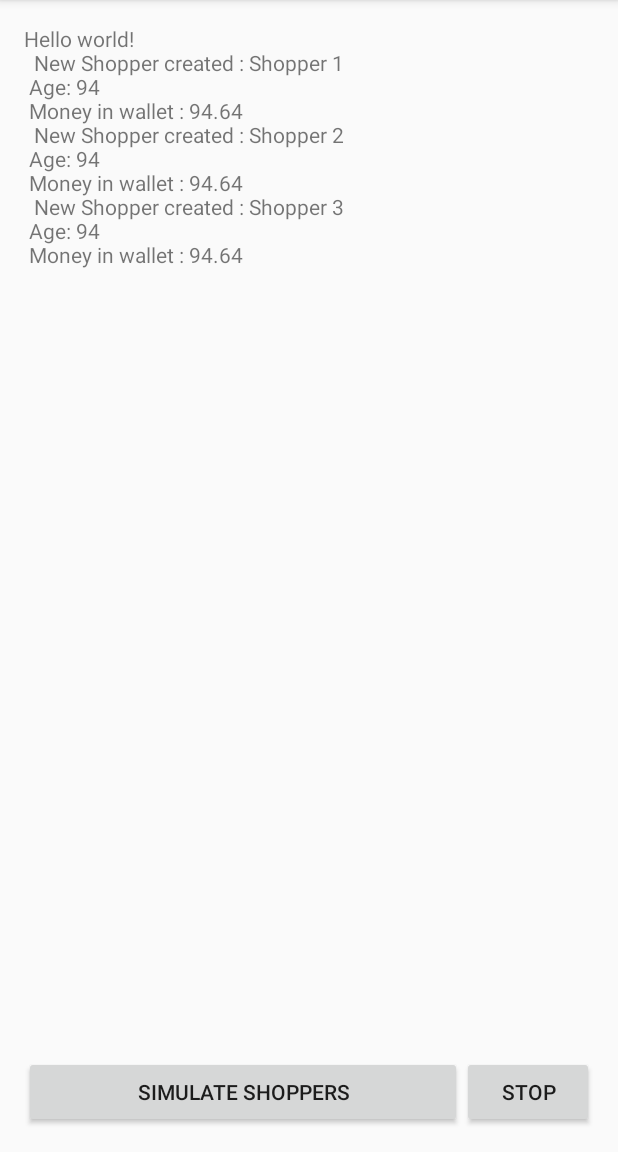
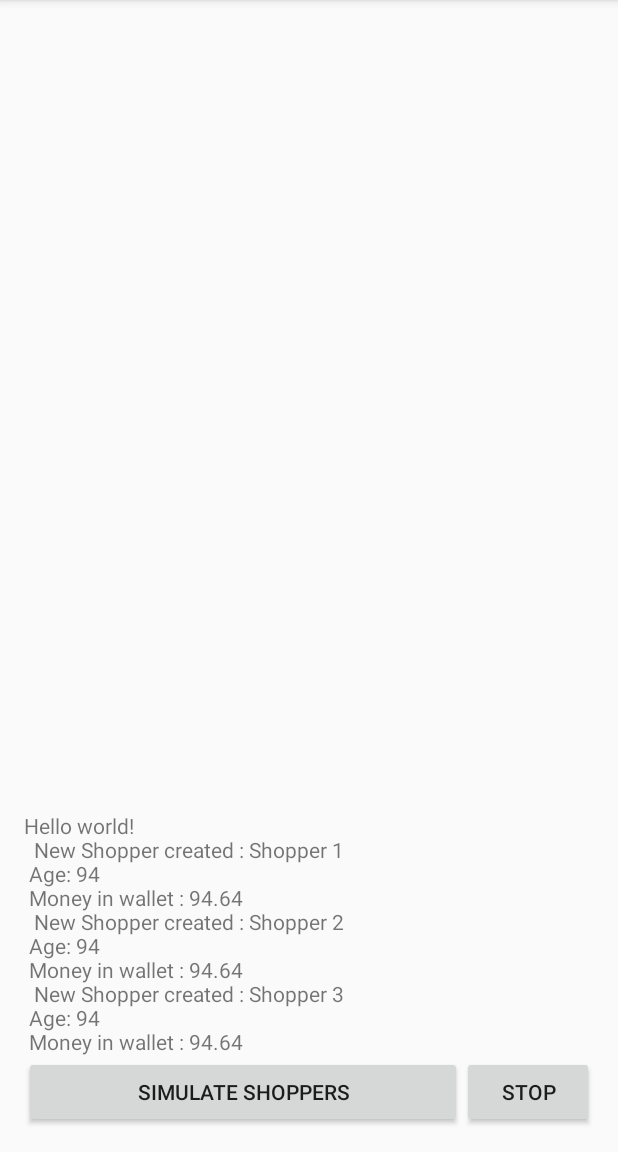
Before and after one commit to joebujok/RagsToRiches, an Android app: the screen it shows after launch (MainActivity), on a phone screen of 412 x 824 dp, the part 84-1236 px from its top. Run offline under Robolectric (Android 15) with nearby library versions, the phone set to English and light mode, and no system bars.

Commit message:
Updated scrolling method and resized text box

```diff
--- a/app/src/main/java/com/bujok/ragstoriches/MainActivity.java
+++ b/app/src/main/java/com/bujok/ragstoriches/MainActivity.java
@@ -8,6 +8,7 @@ import android.database.sqlite.SQLiteDatabase;
 import android.os.SystemClock;
 import android.support.v7.app.AppCompatActivity;
 import android.os.Bundle;
+import android.text.method.ScrollingMovementMethod;
 import android.util.Log;
 import android.view.Menu;
 import android.view.MenuItem;
@@ -42,7 +43,7 @@ public class MainActivity extends AppCompatActivity {
         super.onCreate(savedInstanceState);
         setContentView(R.layout.activity_main);
         textView = (TextView) findViewById(R.id.edit_message);
-        mScrollView = (ScrollView) findViewById(R.id.SCROLLER_ID);
+        textView.setMovementMethod(new ScrollingMovementMethod());
         db = new MyDbConnector(this).getWritableDatabase();
         createDefaultDatabase();
 
@@ -144,7 +145,6 @@ public class MainActivity extends AppCompatActivity {
                     s.simShopperActions();
                 }
                 textView.append("\n Simulation finished");
-                scrollToBottom();
 
                 customHandler.postDelayed(this, 0);
             }
@@ -198,12 +198,5 @@ public class MainActivity extends AppCompatActivity {
         return stocklevel;
     }
 
-    private void scrollToBottom()
-    {
-        mScrollView.post(new Runnable() {
-            public void run() {
-                mScrollView.smoothScrollTo(0, textView.getBottom());
-            }
-        });
-    }
+
 }
--- a/app/src/main/res/layout/activity_main.xml
+++ b/app/src/main/res/layout/activity_main.xml
@@ -4,16 +4,6 @@
     android:paddingRight="@dimen/activity_horizontal_margin"
     android:paddingTop="@dimen/activity_vertical_margin"
     android:paddingBottom="@dimen/activity_vertical_margin" tools:context=".MainActivity">
-
-    <ScrollView
-        android:id="@+id/SCROLLER_ID"
-        android:layout_width="fill_parent"
-        android:layout_height="wrap_content"
-        android:scrollbars="vertical"
-        android:fillViewport="true">
-            <TextView android:id="@+id/edit_message" android:text="@string/hello_world" android:layout_width="wrap_content"
-                android:layout_height="wrap_content" />
-    </ScrollView>
 
     <Button
         android:layout_width="wrap_content"
@@ -32,8 +22,21 @@
         android:text="Stop"
         android:id="@+id/stop_button"
         android:onClick="stopButton"
-        android:layout_alignTop="@+id/simulate_button"
-        android:layout_alignRight="@+id/SCROLLER_ID"
-        android:layout_alignEnd="@+id/SCROLLER_ID" />/>
+        android:layout_alignParentBottom="true"
+        android:layout_alignParentRight="true"
+        android:layout_alignParentEnd="true" />
 
+    <TextView
+        android:id="@+id/edit_message"
+        android:text="@string/hello_world"
+        android:layout_width="wrap_content"
+        android:layout_height="wrap_content"
+        android:layout_alignParentTop="true"
+        android:layout_alignParentLeft="true"
+        android:layout_alignParentStart="true"
+        android:layout_above="@+id/simulate_button"
+        android:layout_alignParentRight="true"
+        android:layout_alignParentEnd="true"
+        android:scrollbars = "vertical"
+        android:gravity="bottom"/>
 </RelativeLayout>
```
